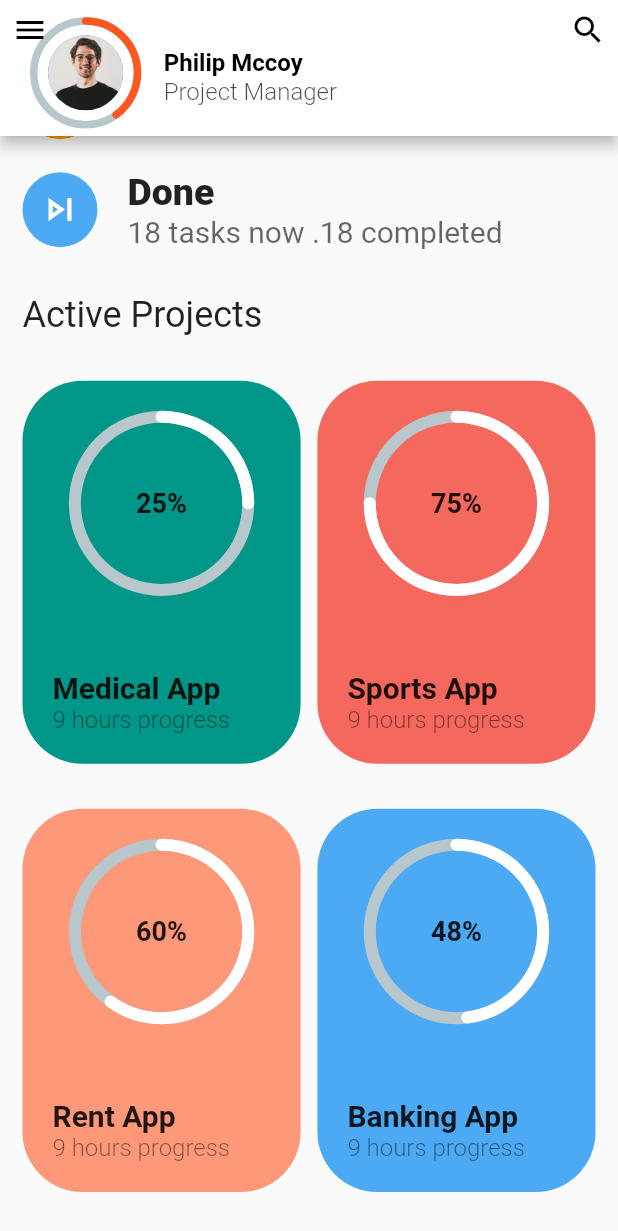
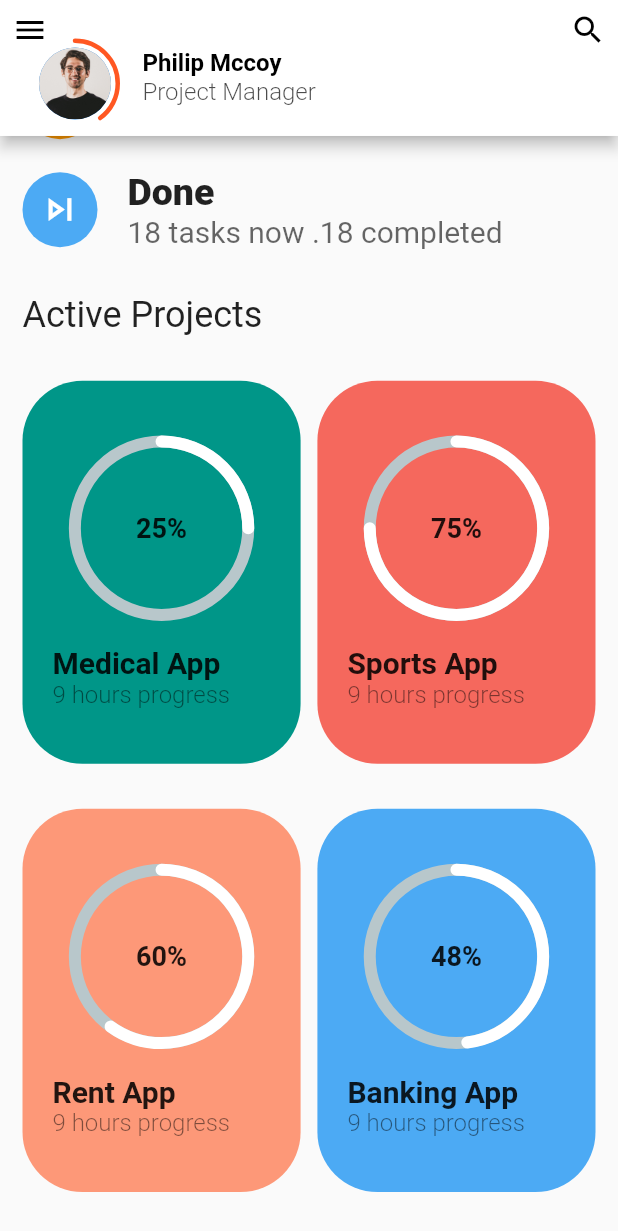
Before and after one commit to RustamAbdirakhmonov/todo_app, a Flutter app: the screen it shows after launch, scrolled down 313 dp, on a phone screen of 412 x 824 dp. Shown: the top 1231 px of the screen. Run offline on Flutter 3.47's test engine with Material 2 defaults, Android fonts, the phone set to English and light mode, and no system bars; drawn by our look-alikes of percent_indicator; missing offline and left inert: dart:ffi.

Commit message:
todo app second commit

```diff
--- a/lib/main.dart
+++ b/lib/main.dart
@@ -1,7 +1,16 @@
 import 'package:flutter/material.dart';
+import 'package:flutter/services.dart';
+import 'package:provider/provider.dart';
+import 'package:todo_app/screens/add_task_screen.dart';
+import 'package:todo_app/screens/daily_plan_screen.dart';
 import 'package:todo_app/screens/my_home_page_screen.dart';
 
+import 'providers/tasks_provider.dart';
+
 void main() {
+  WidgetsFlutterBinding.ensureInitialized();
+  SystemChrome.setPreferredOrientations(
+      [DeviceOrientation.portraitUp, DeviceOrientation.portraitDown]);
   runApp(const MyApp());
 }
 
@@ -11,7 +20,9 @@ class MyApp extends StatelessWidget {
   // This widget is the root of your application.
   @override
   Widget build(BuildContext context) {
-    return MaterialApp(
+    return ChangeNotifierProvider(
+      create: (context)=>TasksProvider(),
+      child: MaterialApp(
         debugShowCheckedModeBanner: false,
         title: 'TodoApp',
         theme: ThemeData(
@@ -27,7 +38,13 @@ class MyApp extends StatelessWidget {
           primarySwatch: Colors.blue,
         ),
         home: MyHomePageScreen(),
+        routes: {
+          DailyPlanScreen.routeArgs:(context)=>DailyPlanScreen(),
+          AddTaskScreen.routeArgs:(context)=>AddTaskScreen(),
 
+        },
+
+      ),
     );
   }
 }
--- /dev/null
+++ b/lib/providers/tasks_provider.dart
@@ -0,0 +1,5 @@
+import 'package:flutter/cupertino.dart';
+
+class TasksProvider extends ChangeNotifier{
+
+}
--- a/lib/screens/my_home_page_screen.dart
+++ b/lib/screens/my_home_page_screen.dart
@@ -1,6 +1,10 @@
 import 'package:flutter/cupertino.dart';
 import 'package:flutter/material.dart';
 import 'package:percent_indicator/circular_percent_indicator.dart';
+import 'package:todo_app/screens/daily_plan_screen.dart';
+
+import '../widgets/active_projects.dart';
+import '../widgets/task_action.dart';
 
 class MyHomePageScreen extends StatefulWidget {
   // static const routeArgs='/my_home_page';
@@ -11,9 +15,9 @@ class MyHomePageScreen extends StatefulWidget {
 }
 
 class _MyHomePageScreenState extends State<MyHomePageScreen> {
-  bool _pinned = true;
-  bool _snap = false;
-  bool _floating = false;
+  final bool _pinned = true;
+  final bool _snap = false;
+  final bool _floating = false;
 
   @override
   Widget build(BuildContext context) {
@@ -39,8 +43,8 @@ class _MyHomePageScreenState extends State<MyHomePageScreen> {
             floating: _floating,
             expandedHeight: height * .24,
             toolbarHeight: height * .11,
-            actions: [
-              const Align(
+            actions: const [
+               Align(
                   alignment: Alignment.topLeft,
                   child: Padding(
                     padding: EdgeInsets.all(8.0),
@@ -56,30 +60,29 @@ class _MyHomePageScreenState extends State<MyHomePageScreen> {
                 crossAxisAlignment: CrossAxisAlignment.end,
                 children: <Widget>[
                   CircularPercentIndicator(
-                    radius: width * .09,
-                    lineWidth: 5.0,
+                    radius: (width/height)*60,
+                    lineWidth: 3.0,
                     animation: true,
                     percent: .4,
                     center: Container(
-                      padding: EdgeInsets.all(3),
+                      padding: const EdgeInsets.all(3),
                       child: CircleAvatar(
-                        maxRadius: 25,
+                        maxRadius:(width/height)*60-6,
                         minRadius: 10,
-                        backgroundImage: AssetImage('assets/images/user.jpg'),
+                        backgroundImage: const AssetImage('assets/images/user.jpg'),
                       ),
                     ),
                     circularStrokeCap: CircularStrokeCap.round,
                     progressColor: Colors.deepOrange,
-
+                    backgroundColor: Colors.white.withOpacity(0),
                   ),
-
                   Padding(
-                    padding: EdgeInsets.only(bottom: 15, left: 15),
+                    padding: const EdgeInsets.only(bottom: 15, left: 15),
                     child: Column(
                       mainAxisAlignment: MainAxisAlignment.end,
                       crossAxisAlignment: CrossAxisAlignment.start,
                       children: <Widget>[
-                        Text(
+                        const Text(
                           'Philip Mccoy',
                           style: TextStyle(
                               color: Colors.black,
@@ -102,10 +105,10 @@ class _MyHomePageScreenState extends State<MyHomePageScreen> {
                 decoration: BoxDecoration(
                     color: Colors.deepOrange.withOpacity(.8),
                     borderRadius:
-                        BorderRadius.vertical(bottom: Radius.circular(30))),
+                        const BorderRadius.vertical(bottom: Radius.circular(30))),
               ),
               expandedTitleScale: 1.8,
-              titlePadding: EdgeInsets.only(left: 20, bottom: 5),
+              titlePadding: const EdgeInsets.only(left: 20, bottom: 5),
             ),
           ),
           SliverList(
@@ -113,7 +116,7 @@ class _MyHomePageScreenState extends State<MyHomePageScreen> {
               (BuildContext context, int index) {
                 return SingleChildScrollView(
                   child: Container(
-                    padding: EdgeInsets.only(top: 15, left: 15, right: 15),
+                    padding: const EdgeInsets.only(top: 15, left: 15, right: 15),
                     child: Column(
                       children: <Widget>[
                         Row(
@@ -130,7 +133,7 @@ class _MyHomePageScreenState extends State<MyHomePageScreen> {
                               ),
                               width: 50,
                               height: 50,
-                              child: Icon(
+                              child: const Icon(
                                 Icons.calendar_today,
                                 color: Colors.white,
                                 size: 25,
@@ -138,10 +141,14 @@ class _MyHomePageScreenState extends State<MyHomePageScreen> {
                             ),
                           ],
                         ),
-                        SizedBox(
+                        const SizedBox(
                           height: 20,
                         ),
-                        TasksAction(
+                        GestureDetector(
+                          onTap: (){
+                            Navigator.of(context).pushNamed(DailyPlanScreen.routeArgs);
+                          },
+                          child: const TasksAction(
                               icon: Icon(
                                 Icons.schedule_outlined,
                                 color: Colors.white,
@@ -152,10 +159,11 @@ class _MyHomePageScreenState extends State<MyHomePageScreen> {
                               taskPosition: 'started',
                               color: Colors.red,
                               completed: 1),
-                        SizedBox(
+                        ),
+                        const SizedBox(
                           height: 20,
                         ),
-                        TasksAction(
+                        const TasksAction(
                             icon: Icon(
                               Icons.wb_sunny_outlined,
                               color: Colors.white,
@@ -166,11 +174,11 @@ class _MyHomePageScreenState extends State<MyHomePageScreen> {
                             taskPosition: 'started',
                             color: Colors.orange,
                             completed: 1),
-                        SizedBox(
+                        const SizedBox(
                           height: 20,
                         ),
                         TasksAction(
-                            icon: Icon(
+                            icon: const Icon(
                               Icons.skip_next_outlined,
                               color: Colors.white,
                               size: 30,
@@ -180,7 +188,7 @@ class _MyHomePageScreenState extends State<MyHomePageScreen> {
                             taskPosition: 'completed',
                             color: Colors.blue.withOpacity(.8),
                             completed: 18),
-                        SizedBox(
+                        const SizedBox(
                           height: 30,
                         ),
                         Align(
@@ -189,13 +197,13 @@ class _MyHomePageScreenState extends State<MyHomePageScreen> {
                               'Active Projects',
                               style: Theme.of(context).textTheme.headline5,
                             )),
-                        SizedBox(
+                        const SizedBox(
                           height: 30,
                         ),
                         Row(
                           mainAxisAlignment: MainAxisAlignment.spaceBetween,
                           children: <Widget>[
-                            ActiveProjects(
+                            const ActiveProjects(
                                 color: Colors.teal,
                                 projectTitle: 'Medical App',
                                 progress: 9,
@@ -207,7 +215,7 @@ class _MyHomePageScreenState extends State<MyHomePageScreen> {
                                 percentage: .75),
                           ],
                         ),
-                        SizedBox(
+                        const SizedBox(
                           height: 30,
                         ),
                         Row(
@@ -225,7 +233,7 @@ class _MyHomePageScreenState extends State<MyHomePageScreen> {
                                 percentage: .48),
                           ],
                         ),
-                        SizedBox(
+                        const SizedBox(
                           height: 30,
                         )
                       ],
@@ -242,138 +250,3 @@ class _MyHomePageScreenState extends State<MyHomePageScreen> {
     );
   }
 }
-
-class TasksAction extends StatelessWidget {
-  final Icon icon;
-  final String title;
-  final int currentTasks;
-  final String taskPosition;
-  final int completed;
-  final Color color;
-
-  const TasksAction(
-      {Key? key,
-      required this.icon,
-      required this.title,
-      required this.currentTasks,
-      required this.taskPosition,
-      required this.color,
-      required this.completed})
-      : super(key: key);
-
-  @override
-  Widget build(BuildContext context) {
-    return Container(
-      child: Row(
-        children: <Widget>[
-          Container(
-            width: 50,
-            height: 50,
-            decoration: BoxDecoration(
-                color: color, borderRadius: BorderRadius.circular(100)),
-            child: icon,
-          ),
-          SizedBox(
-            width: 20,
-          ),
-          Column(
-            crossAxisAlignment: CrossAxisAlignment.start,
-            mainAxisAlignment: MainAxisAlignment.center,
-            children: <Widget>[
-              Text(
-                title,
-                style: TextStyle(fontSize: 25, fontWeight: FontWeight.w800),
-              ),
-              Row(
-                children: <Widget>[
-                  Text(
-                    '${currentTasks} tasks now .',
-                    style: TextStyle(
-                        color: Colors.black.withOpacity(.6),
-                        fontWeight: FontWeight.w400,
-                        fontSize: 20),
-                  ),
-                  SizedBox(
-                    height: 5,
-                  ),
-                  Text(
-                    '${completed} ${taskPosition}',
-                    style: TextStyle(
-                        color: Colors.black.withOpacity(.6),
-                        fontWeight: FontWeight.w400,
-                        fontSize: 20),
-                  )
-                ],
-              )
-            ],
-          )
-        ],
-      ),
-    );
-  }
-}
-
-class ActiveProjects extends StatelessWidget {
-  final Color color;
-  final String projectTitle;
-  final int progress;
-  final double percentage;
-
-  const ActiveProjects(
-      {Key? key,
-      required this.color,
-      required this.projectTitle,
-      required this.progress,
-      required this.percentage})
-      : super(key: key);
-
-  @override
-  Widget build(BuildContext context) {
-    var width = MediaQuery.of(context).size.width;
-    return Container(
-      width: width * .45,
-      height: width * .62,
-      decoration:
-          BoxDecoration(color: color, borderRadius: BorderRadius.circular(40)),
-      padding: EdgeInsets.all(20),
-      child: Column(
-        crossAxisAlignment: CrossAxisAlignment.start,
-        mainAxisAlignment: MainAxisAlignment.spaceBetween,
-        children: <Widget>[
-          Align(
-            alignment: Alignment.topCenter,
-            child: CircularPercentIndicator(
-              radius: width * .15,
-              lineWidth: 8.0,
-              animation: true,
-              percent: percentage,
-              center: new Text(
-                "${(100 * percentage).toInt()}%",
-                style:
-                    new TextStyle(fontWeight: FontWeight.bold, fontSize: 18.0),
-              ),
-              circularStrokeCap: CircularStrokeCap.round,
-              progressColor: Colors.white,
-            ),
-          ),
-          Column(
-            crossAxisAlignment: CrossAxisAlignment.start,
-            children: <Widget>[
-              Text(
-                projectTitle,
-                style: TextStyle(fontSize: 20, fontWeight: FontWeight.w700),
-              ),
-              Text(
-                '${progress} hours progress',
-                style: TextStyle(
-                    fontSize: 16,
-                    color: Colors.black.withOpacity(.5),
-                    fontWeight: FontWeight.w300),
-              )
-            ],
-          )
-        ],
-      ),
-    );
-  }
-}
--- /dev/null
+++ b/lib/widgets/active_projects.dart
@@ -0,0 +1,67 @@
+import 'package:flutter/material.dart';
+import 'package:percent_indicator/circular_percent_indicator.dart';
+
+
+class ActiveProjects extends StatelessWidget {
+  final Color color;
+  final String projectTitle;
+  final int progress;
+  final double percentage;
+
+  const ActiveProjects(
+      {Key? key,
+        required this.color,
+        required this.projectTitle,
+        required this.progress,
+        required this.percentage})
+      : super(key: key);
+
+  @override
+  Widget build(BuildContext context) {
+    var width = MediaQuery.of(context).size.width;
+    return Container(
+      width: width * .45,
+      height: width * .62,
+      decoration:
+      BoxDecoration(color: color, borderRadius: BorderRadius.circular(40)),
+      padding: EdgeInsets.all(20),
+      child: Column(
+        crossAxisAlignment: CrossAxisAlignment.start,
+        mainAxisAlignment: MainAxisAlignment.spaceEvenly,
+        children: <Widget>[
+          Align(
+            child: CircularPercentIndicator(
+              radius: width * .15,
+              lineWidth: 8.0,
+              animation: true,
+              percent: percentage,
+              center: new Text(
+                "${(100 * percentage).toInt()}%",
+                style:
+                new TextStyle(fontWeight: FontWeight.bold, fontSize: 18.0),
+              ),
+              circularStrokeCap: CircularStrokeCap.round,
+              progressColor: Colors.white,
+            ),
+          ),
+          Column(
+            crossAxisAlignment: CrossAxisAlignment.start,
+            children: <Widget>[
+              Text(
+                projectTitle,
+                style: TextStyle(fontSize: 20, fontWeight: FontWeight.w700),
+              ),
+              Text(
+                '${progress} hours progress',
+                style: TextStyle(
+                    fontSize: 16,
+                    color: Colors.black.withOpacity(.5),
+                    fontWeight: FontWeight.w300),
+              )
+            ],
+          )
+        ],
+      ),
+    );
+  }
+}
--- /dev/null
+++ b/lib/widgets/task_action.dart
@@ -0,0 +1,70 @@
+import 'package:flutter/material.dart';
+class TasksAction extends StatelessWidget {
+  final Icon icon;
+  final String title;
+  final int currentTasks;
+  final String taskPosition;
+  final int completed;
+  final Color color;
+
+  const TasksAction(
+      {Key? key,
+        required this.icon,
+        required this.title,
+        required this.currentTasks,
+        required this.taskPosition,
+        required this.color,
+        required this.completed})
+      : super(key: key);
+
+  @override
+  Widget build(BuildContext context) {
+    return Container(
+      child: Row(
+        children: <Widget>[
+          Container(
+            width: 50,
+            height: 50,
+            decoration: BoxDecoration(
+                color: color, borderRadius: BorderRadius.circular(100)),
+            child: icon,
+          ),
+          SizedBox(
+            width: 20,
+          ),
+          Column(
+            crossAxisAlignment: CrossAxisAlignment.start,
+            mainAxisAlignment: MainAxisAlignment.center,
+            children: <Widget>[
+              Text(
+                title,
+                style: TextStyle(fontSize: 25, fontWeight: FontWeight.w800),
+              ),
+              Row(
+                children: <Widget>[
+                  Text(
+                    '${currentTasks} tasks now .',
+                    style: TextStyle(
+                        color: Colors.black.withOpacity(.6),
+                        fontWeight: FontWeight.w400,
+                        fontSize: 20),
+                  ),
+                  SizedBox(
+                    height: 5,
+                  ),
+                  Text(
+                    '${completed} ${taskPosition}',
+                    style: TextStyle(
+                        color: Colors.black.withOpacity(.6),
+                        fontWeight: FontWeight.w400,
+                        fontSize: 20),
+                  )
+                ],
+              )
+            ],
+          )
+        ],
+      ),
+    );
+  }
+}
--- a/pubspec.yaml
+++ b/pubspec.yaml
@@ -30,7 +30,8 @@ dependencies:
   flutter:
     sdk: flutter
   percent_indicator: ^4.0.0
-
+  intl: ^0.17.0
+  provider: ^6.0.2
 
   # The following adds the Cupertino Icons font to your application.
   # Use with the CupertinoIcons class for iOS style icons.
@@ -48,8 +49,7 @@ dev_dependencies:
   flutter_lints: ^1.0.0
 
 # For information on the generic Dart part of this file, see the
-# following page: https://dart.dev/tools/pub/pubspec
-
+# following page: https://dart.dev/tools/pub/pubspecn
 # The following section is specific to Flutter.
 flutter:
 
```
Also changed, not shown: lib/models/add_task.dart (added, +17 -0 lines), lib/screens/add_task_screen.dart (added, +124 -0 lines), lib/screens/daily_plan_screen.dart (added, +161 -0 lines), lib/widgets/date_weekday.dart (added, +26 -0 lines), pubspec.lock. Lines whose indentation alone changed are shown as unchanged.
